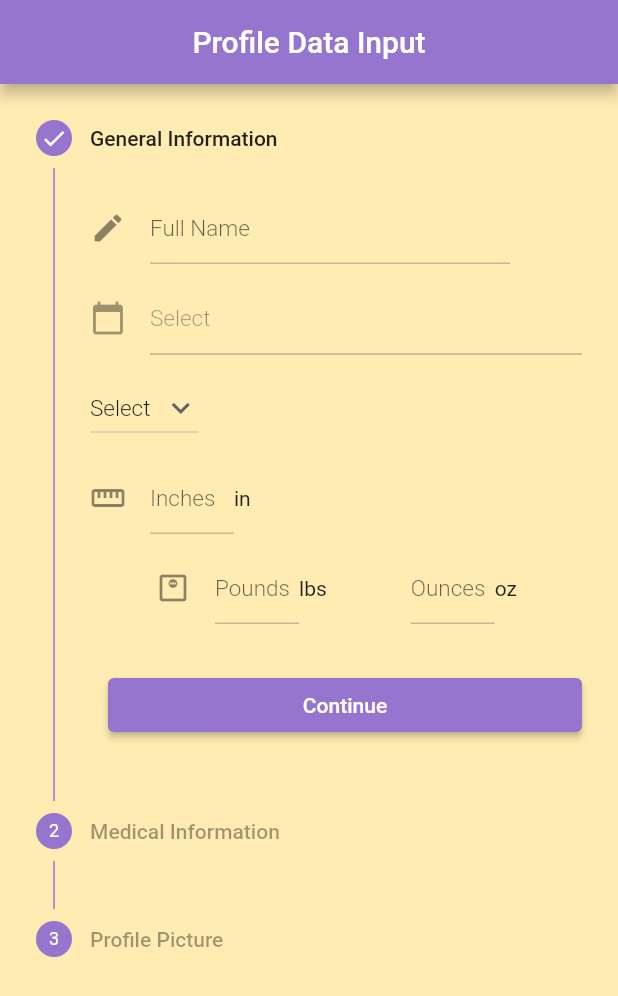
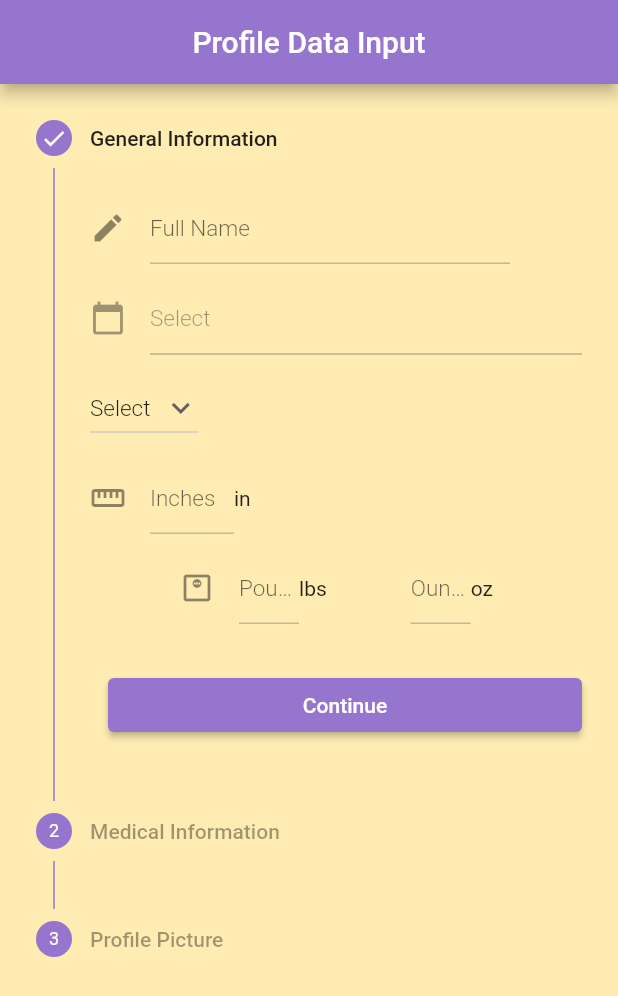
Before and after one commit to acm-projects/BabyQuest, a Flutter app: the screen it shows once a user with an empty profile is signed in, on a phone screen of 412 x 824 dp. Shown: the top 996 px of the screen. Run offline on Flutter 3.47's test engine with Material 2 defaults, Android fonts, the phone set to English and light mode, and no system bars; our stand-ins replace cloud_firestore, convex_bottom_bar, firebase_auth, firebase_core, firebase_storage, flutter_spinkit and 5 more; missing offline and left inert: flutter_libphonenumber; accounts and stored records are empty.

Commit message:
adjusted weight length

```diff
--- a/client/lib/widgets/edit_profile_widgets.dart
+++ b/client/lib/widgets/edit_profile_widgets.dart
@@ -141,7 +141,7 @@ class EditProfileWidgets {
       mainAxisSize: MainAxisSize.min,
       children: [
         SizedBox(
-          width: 96,
+          width: 80,
           child: TextFormField(
             autofocus: true,
             keyboardType: TextInputType.number,
@@ -160,7 +160,7 @@ class EditProfileWidgets {
           child: Text('lbs'),
         ),
         SizedBox(
-          width: 96,
+          width: 80,
           child: TextFormField(
             keyboardType: TextInputType.number,
             controller: weightOzController,
```
